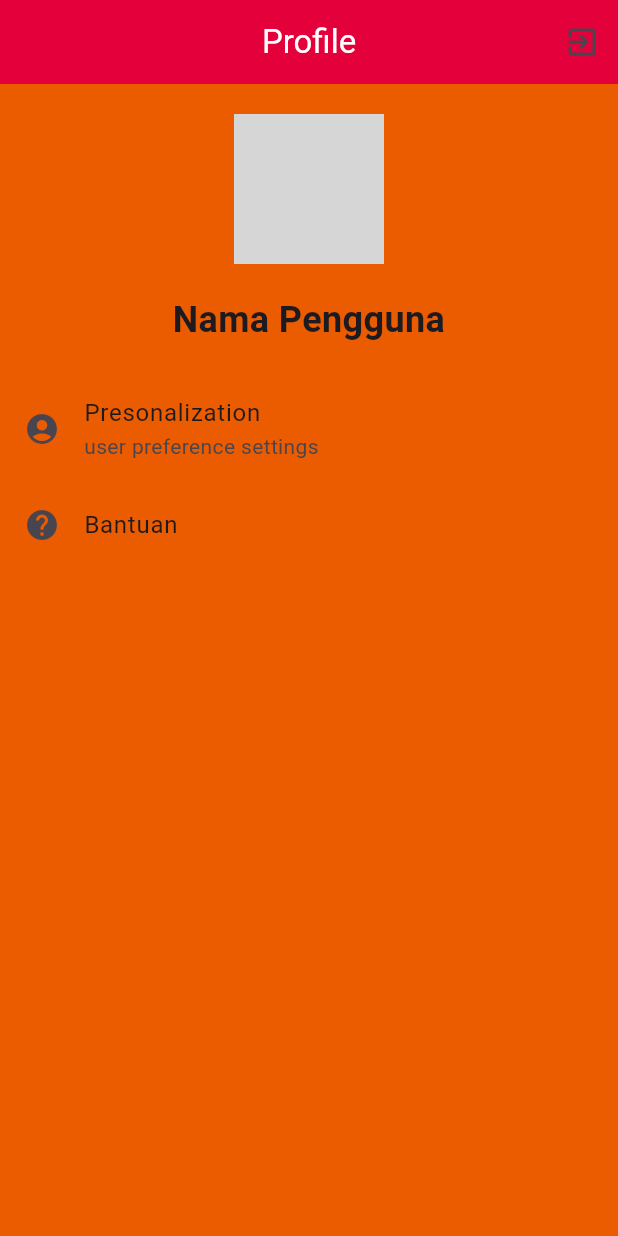
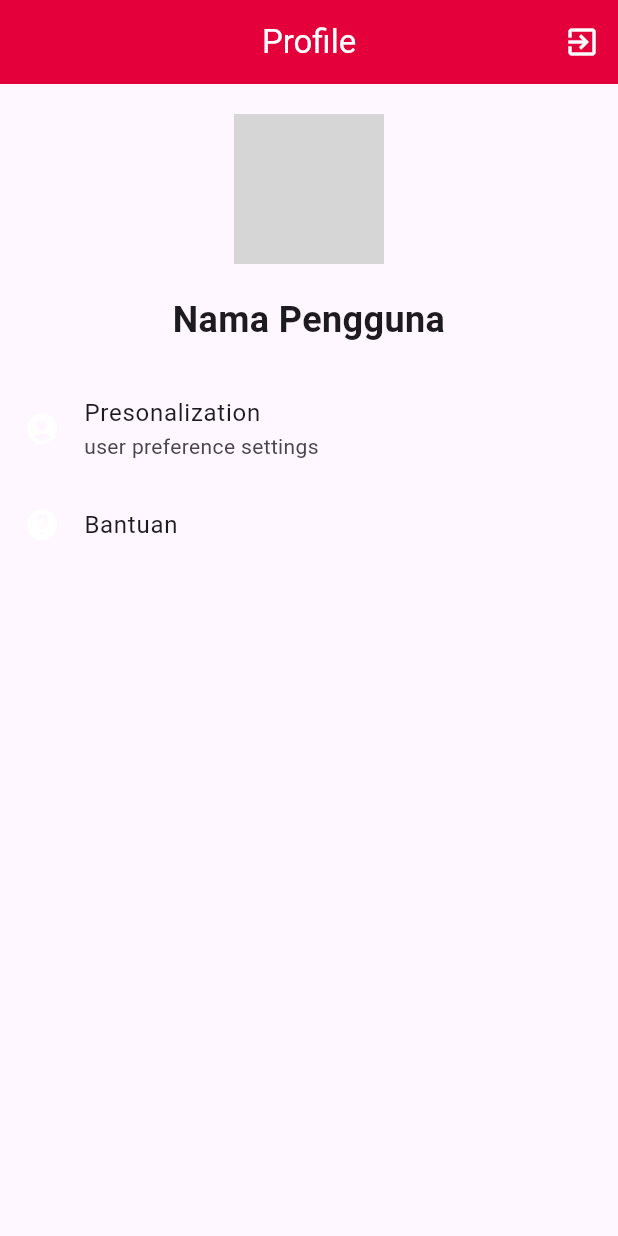
Before and after one commit to sortascary/LeagueApp, a Flutter app: the ProfileMenu screen opened directly, on a phone screen of 412 x 824 dp. Run offline on Flutter 3.47's test engine with Material 3 defaults, Android fonts, the light colour scheme and no system bars; our stand-ins replace font_awesome_flutter, get, shared_preferences; accounts and stored records are empty; network calls fail; grey boxes are pictures that could not be loaded.

Commit message:
adding colors

```diff
--- a/lib/pages/menu/profile_menu.dart
+++ b/lib/pages/menu/profile_menu.dart
@@ -8,17 +8,17 @@ class ProfileMenu extends StatelessWidget {
   @override
   Widget build(BuildContext context) {
     return Scaffold(
-      backgroundColor: Color(0xFFEB5B00),
         appBar: AppBar(
           backgroundColor: Color(0xFFE4003A),
-          title: Text('Profile',
-          style: TextStyle(
-            color: Colors.white
-          ),),
+          title: Text(
+            'Profile',
+            style: TextStyle(color: Colors.white),
+          ),
           automaticallyImplyLeading: false,
           centerTitle: true,
           actions: [
             IconButton(
+                color: Colors.white,
                 onPressed: () {
                   authController.logout();
                 },
@@ -43,12 +43,13 @@ class ProfileMenu extends StatelessWidget {
               child: ListView(
                 children: [
                   ListTile(
-                    leading: Icon(Icons.account_circle_sharp),
+                    leading:
+                        Icon(color: Colors.white, Icons.account_circle_sharp),
                     title: Text('Presonalization'),
                     subtitle: Text('user preference settings'),
                   ),
                   ListTile(
-                    leading: Icon(Icons.help),
+                    leading: Icon(color: Colors.white, Icons.help),
                     title: Text('Bantuan'),
                     onTap: () {},
                   ),
```
Also changed, not shown: lib/pages/Widget/myText.dart (deleted, +0 -10 lines), lib/pages/menu/home_menu.dart (+42 -8 lines).
